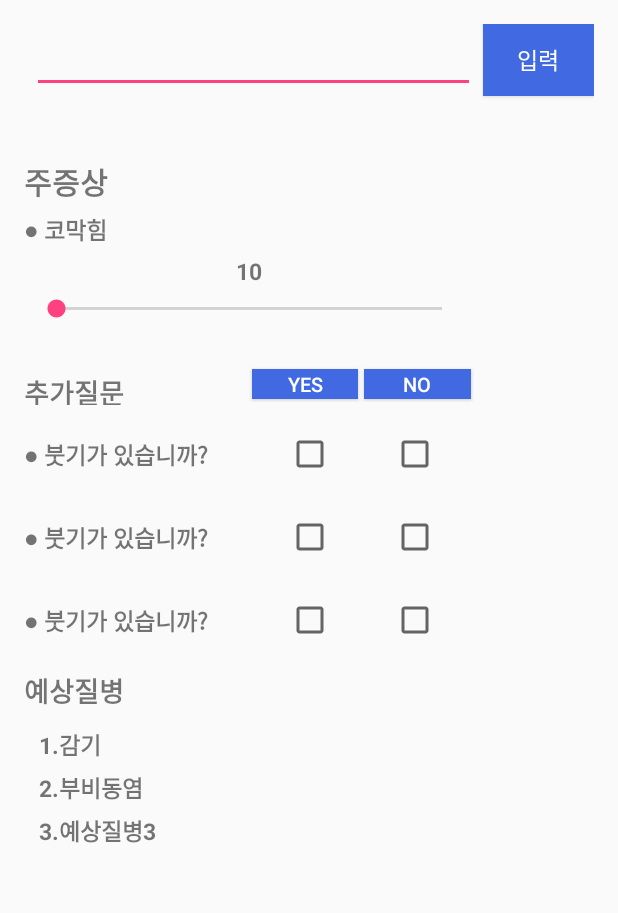
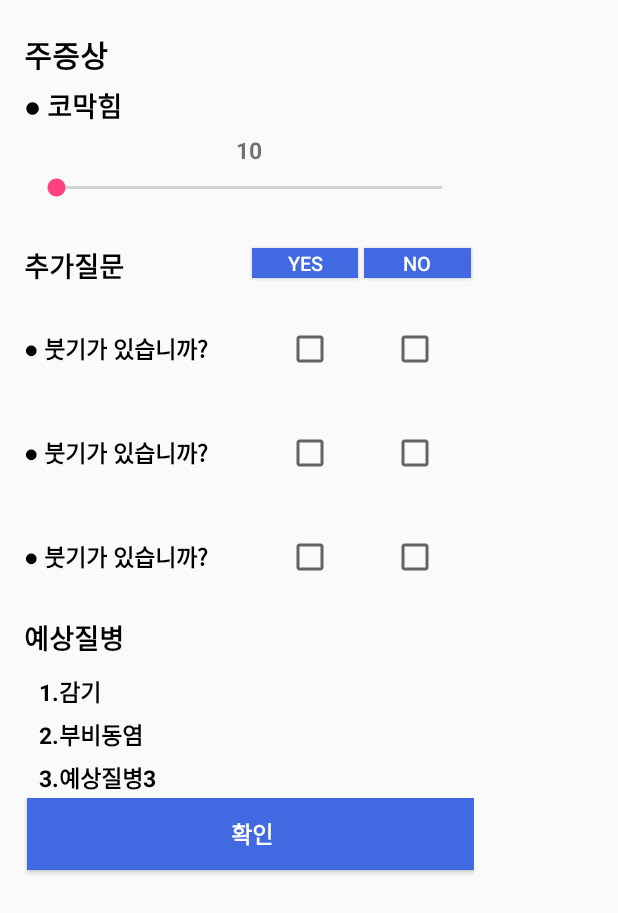
Before and after one commit to arter97/PHR, an Android app: the layout dialog_more.xml on its own in the app's theme, with its tools: preview values and no code run, on a phone screen of 412 x 824 dp. Shown: the top 913 px of the screen. Run offline under Robolectric (Android 15) with nearby library versions, the light colour scheme and no system bars.

Commit message:
Edit somthing - dialog xml file. - more dialog.

```diff
--- a/app/src/main/res/layout/activity_signup.xml
+++ b/app/src/main/res/layout/activity_signup.xml
@@ -56,8 +56,8 @@
                     android:layout_height="0dp"
                     android:layout_weight="1"
                     android:hint="비밀번호 확인"
-                    android:maxLength="15"
-                    android:inputType="textPassword" />
+                    android:inputType="textPassword"
+                    android:maxLength="15" />
 
             </LinearLayout>
         </LinearLayout>
@@ -99,7 +99,7 @@
 
                 <Button
                     android:id="@+id/user_woman"
-                   android:layout_width="0dp"
+                    android:layout_width="0dp"
                     android:layout_height="wrap_content"
                     android:layout_margin="10dp"
                     android:layout_weight="1"
@@ -184,7 +184,6 @@
                 android:layout_marginLeft="20dp"
                 android:layout_marginRight="20dp"
                 android:background="#4169E1"
-                android:onClick="nextPage"
                 android:text="가입하기"
                 android:textColor="#FFFFFF"
                 android:textSize="20sp"
--- a/app/src/main/res/layout/dialog_evaluation.xml
+++ b/app/src/main/res/layout/dialog_evaluation.xml
@@ -16,11 +16,11 @@
         android:gravity="right">
 
         <Button
-            android:id="@+id/level_cancle"
+            android:id="@+id/level_cancel"
             android:layout_width="24dp"
             android:layout_height="24dp"
             android:layout_gravity="center_horizontal|center_vertical"
-            android:background="@drawable/cancel1" />
+            android:background="@drawable/cancel" />
 
     </LinearLayout>
 
@@ -66,8 +66,8 @@
         <LinearLayout
             android:layout_width="300dp"
             android:layout_height="1dp"
+            android:layout_marginBottom="10dp"
             android:layout_marginTop="10dp"
-            android:layout_marginBottom="10dp"
             android:background="#000000"></LinearLayout>
 
         <Button
@@ -111,8 +111,8 @@
             android:layout_height="wrap_content"
             android:layout_marginTop="5dp"
             android:text="● 통증"
+            android:textColor="#000000"
             android:textSize="18sp"
-            android:textColor="#000000"
             android:textStyle="bold" />
 
         <TextView
@@ -160,5 +160,19 @@
             android:textColor="#FFFFFF"
             android:textSize="15sp"
             android:textStyle="bold" />
+
+
     </LinearLayout>
+
+    <Button
+        android:id="@+id/level_cancel2"
+        android:layout_width="300dp"
+        android:layout_height="wrap_content"
+        android:layout_margin="2dp"
+        android:background="#4169E1"
+        android:text="확인"
+        android:textColor="#FFFFFF"
+        android:textSize="15sp"
+        android:textStyle="bold" />
+
 </LinearLayout>
--- a/app/src/main/res/layout/dialog_more.xml
+++ b/app/src/main/res/layout/dialog_more.xml
@@ -5,35 +5,10 @@
     android:orientation="vertical"
     android:padding="16dp">
 
-
-    <LinearLayout
-        android:layout_width="match_parent"
-        android:layout_height="0dp"
-        android:layout_weight="1.5"
-        android:orientation="horizontal">
-
-        <EditText
-            android:id="@+id/search"
-            android:layout_width="0dp"
-            android:layout_height="wrap_content"
-            android:layout_marginLeft="5dp"
-            android:layout_marginRight="5dp"
-            android:layout_weight="8" />
-
-        <Button
-            android:layout_width="0dp"
-            android:layout_height="wrap_content"
-            android:layout_weight="2"
-            android:background="#4169E1"
-            android:text="입력"
-            android:textColor="#ffffff"
-            android:textSize="15sp" />
-    </LinearLayout>
-
     <LinearLayout
         android:layout_width="300dp"
         android:layout_height="0dp"
-        android:layout_weight="2.5"
+        android:layout_weight="2"
         android:orientation="vertical">
 
         <TextView
@@ -41,6 +16,7 @@
             android:layout_height="wrap_content"
             android:layout_marginTop="5dp"
             android:text="주증상"
+            android:textColor="#000000"
             android:textSize="20sp"
             android:textStyle="bold" />
 
@@ -49,7 +25,8 @@
             android:layout_height="wrap_content"
             android:layout_marginTop="5dp"
             android:text="● 코막힘"
-            android:textSize="15sp"
+            android:textColor="#000000"
+            android:textSize="18sp"
             android:textStyle="bold" />
 
         <TextView
@@ -87,6 +64,7 @@
                 android:layout_marginTop="5dp"
                 android:layout_weight="1"
                 android:text="추가질문"
+                android:textColor="#000000"
                 android:textSize="18sp"
                 android:textStyle="bold" />
 
@@ -120,9 +98,9 @@
         </LinearLayout>
 
         <LinearLayout
-            android:layout_marginTop="5dp"
             android:layout_width="300dp"
             android:layout_height="0dp"
+            android:layout_marginTop="5dp"
             android:layout_weight="1"
             android:gravity="center"
             android:orientation="horizontal">
@@ -132,6 +110,7 @@
                 android:layout_height="wrap_content"
                 android:layout_weight="1"
                 android:text="● 붓기가 있습니까?"
+                android:textColor="#000000"
                 android:textSize="15sp"
                 android:textStyle="bold" />
 
@@ -144,12 +123,12 @@
                 <CheckBox
                     android:layout_width="30dp"
                     android:layout_height="20dp"
-                    android:layout_marginRight="20dp"/>
+                    android:layout_marginRight="20dp" />
 
                 <CheckBox
                     android:layout_width="30dp"
                     android:layout_height="20dp"
-                    android:layout_marginLeft="20dp"/>
+                    android:layout_marginLeft="20dp" />
 
             </LinearLayout>
         </LinearLayout>
@@ -166,6 +145,7 @@
                 android:layout_height="wrap_content"
                 android:layout_weight="1"
                 android:text="● 붓기가 있습니까?"
+                android:textColor="#000000"
                 android:textSize="15sp"
                 android:textStyle="bold" />
 
@@ -178,12 +158,12 @@
                 <CheckBox
                     android:layout_width="30dp"
                     android:layout_height="20dp"
-                    android:layout_marginRight="20dp"/>
+                    android:layout_marginRight="20dp" />
 
                 <CheckBox
                     android:layout_width="30dp"
                     android:layout_height="20dp"
-                    android:layout_marginLeft="20dp"/>
+                    android:layout_marginLeft="20dp" />
 
             </LinearLayout>
         </LinearLayout>
@@ -200,6 +180,7 @@
                 android:layout_height="wrap_content"
                 android:layout_weight="1"
                 android:text="● 붓기가 있습니까?"
+                android:textColor="#000000"
                 android:textSize="15sp"
                 android:textStyle="bold" />
 
@@ -207,17 +188,18 @@
                 android:layout_width="0dp"
                 android:layout_height="wrap_content"
                 android:layout_weight="1"
+
                 android:gravity="center">
 
                 <CheckBox
                     android:layout_width="30dp"
                     android:layout_height="20dp"
-                    android:layout_marginRight="20dp"/>
+                    android:layout_marginRight="20dp" />
 
                 <CheckBox
                     android:layout_width="30dp"
                     android:layout_height="20dp"
-                    android:layout_marginLeft="20dp"/>
+                    android:layout_marginLeft="20dp" />
 
             </LinearLayout>
         </LinearLayout>
@@ -236,6 +218,7 @@
             android:layout_height="wrap_content"
             android:layout_marginTop="5dp"
             android:text="예상질병"
+            android:textColor="#000000"
             android:textSize="18sp"
             android:textStyle="bold" />
 
@@ -251,6 +234,7 @@
                 android:layout_height="wrap_content"
                 android:layout_marginTop="5dp"
                 android:text="1.감기"
+                android:textColor="#000000"
                 android:textSize="15sp"
                 android:textStyle="bold" />
 
@@ -259,6 +243,7 @@
                 android:layout_height="wrap_content"
                 android:layout_marginTop="5dp"
                 android:text="2.부비동염"
+                android:textColor="#000000"
                 android:textSize="15sp"
                 android:textStyle="bold" />
 
@@ -267,9 +252,22 @@
                 android:layout_height="wrap_content"
                 android:layout_marginTop="5dp"
                 android:text="3.예상질병3"
+                android:textColor="#000000"
                 android:textSize="15sp"
                 android:textStyle="bold" />
         </LinearLayout>
+
+        <Button
+            android:id="@+id/more_cancel"
+            android:layout_width="300dp"
+            android:layout_height="wrap_content"
+            android:layout_margin="2dp"
+            android:background="#4169E1"
+            android:text="확인"
+            android:textColor="#FFFFFF"
+            android:textSize="15sp"
+            android:textStyle="bold" />
+
     </LinearLayout>
 
 </LinearLayout>
```
Also changed, not shown: app/src/main/res/drawable/cancel.png (added).
